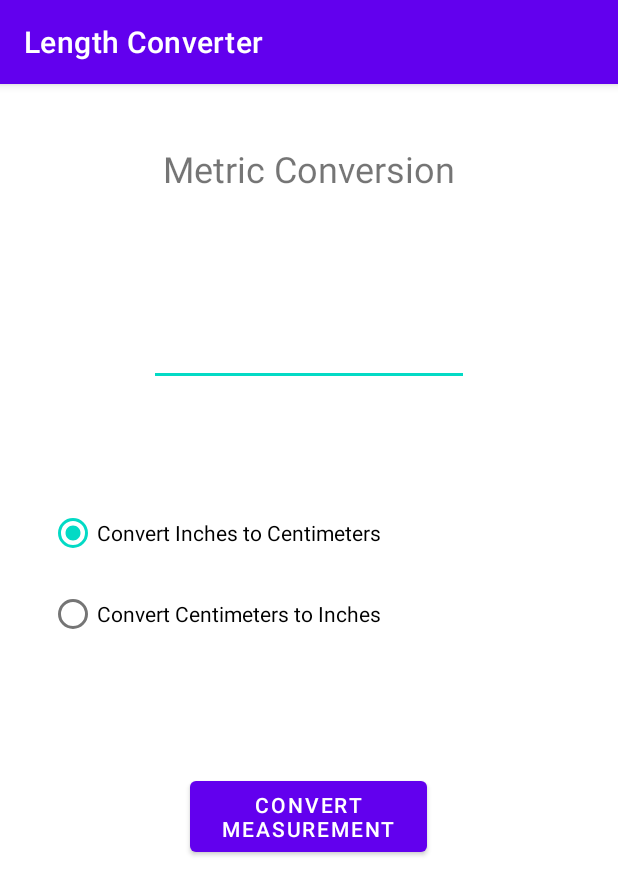
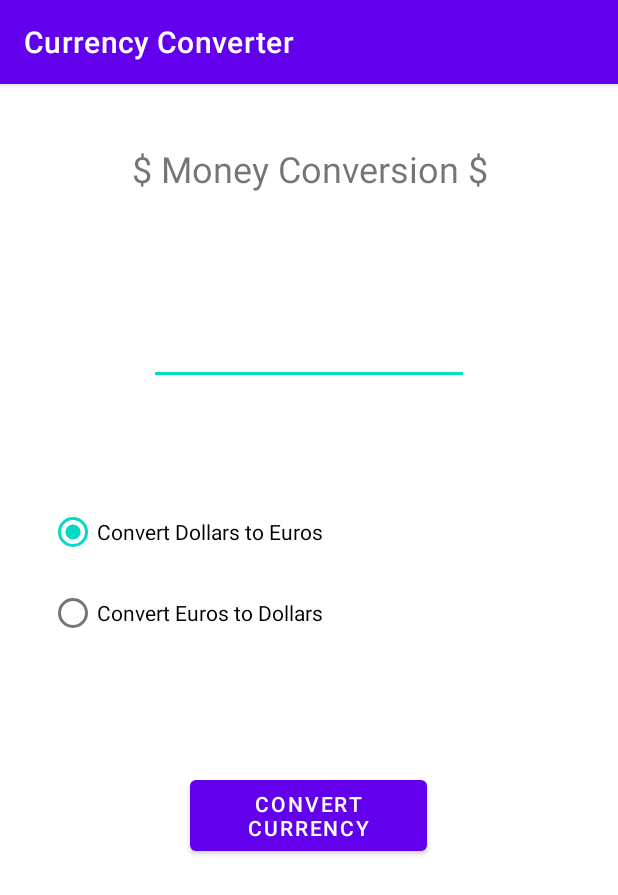
Before and after one commit to mattkeyzer/LengthConverterApp, an Android app: the screen it shows after launch (MainActivity), on a phone screen of 412 x 824 dp. Shown: the top 895 px of the screen. Run offline under Robolectric (Android 15) with nearby library versions, the phone set to English and light mode, and no system bars.

Commit message:
fixed assignment

```diff
--- a/app/src/main/res/layout/activity_main.xml
+++ b/app/src/main/res/layout/activity_main.xml
@@ -8,11 +8,11 @@
 
     <TextView
         android:id="@+id/txtTitle"
-        android:layout_width="212dp"
-        android:layout_height="60dp"
+        android:layout_width="365dp"
+        android:layout_height="59dp"
         android:layout_marginTop="40dp"
         android:gravity="center_horizontal"
-        android:text="Metric Conversion"
+        android:text="$ Money Conversion $"
         android:textSize="24sp"
         app:layout_constraintEnd_toEndOf="parent"
         app:layout_constraintHorizontal_bias="0.498"
--- a/app/src/main/res/values/strings.xml
+++ b/app/src/main/res/values/strings.xml
@@ -1,8 +1,8 @@
 <resources>
-    <string name="app_name">Length Converter</string>
-    <string name="Title">Metric Conversion</string>
-    <string name="Hint">Measurement to Convert</string>
-    <string name="txtInToCe">Convert Inches to Centimeters</string>
-    <string name="txtCeToIn">Convert Centimeters to Inches</string>
-    <string name="txtButton">Convert Measurement</string>
+    <string name="app_name">Currency Converter</string>
+    <string name="Title">$ Money Conversion $</string>
+    <string name="Hint">Currency to Convert</string>
+    <string name="txtInToCe">Convert Dollars to Euros</string>
+    <string name="txtCeToIn">Convert Euros to Dollars</string>
+    <string name="txtButton">Convert Currency</string>
 </resources>
```
Also changed, not shown: app/src/main/java/com/example/lengthconverter/MainActivity.kt (+11 -11 lines).
